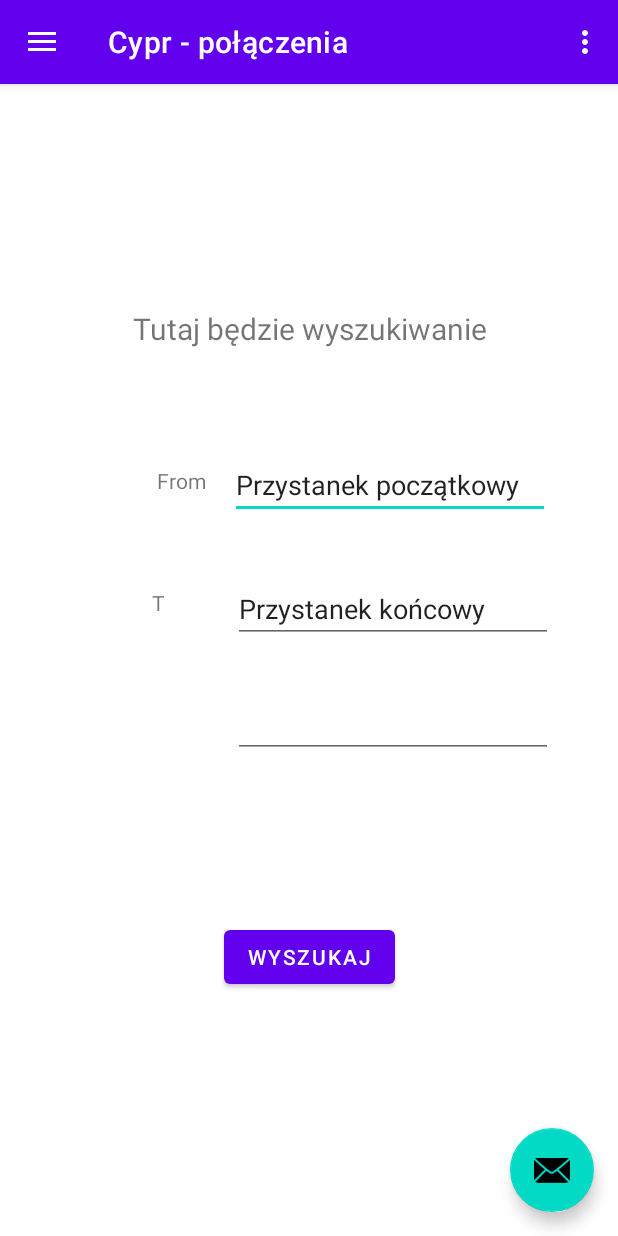
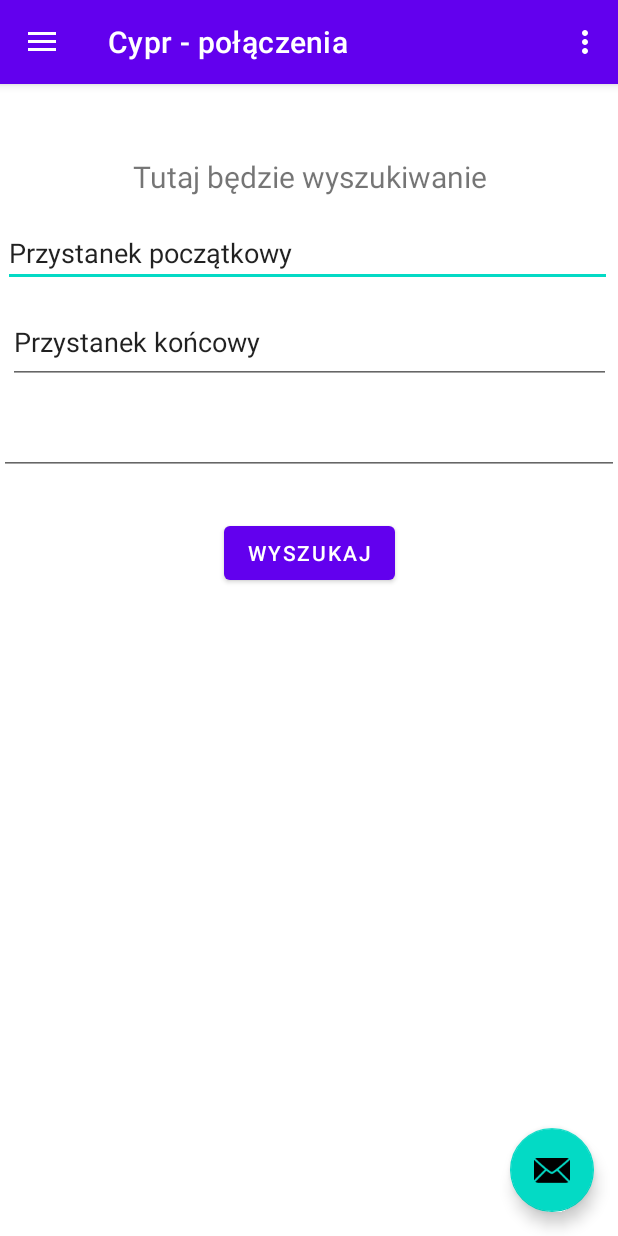
Before and after one commit to Arkadiusz-K/jakDojadeCypr, an Android app: the screen it shows after launch (MainActivity), after a tap on "WYSZUKAJ", on a phone screen of 412 x 824 dp. Run offline under Robolectric (Android 15) with nearby library versions, the phone set to English and light mode, and no system bars; our stand-ins replace Firebase (no records; nobody signed in at launch, a user with empty details on screens opened directly), navigation-ui; 1 statement that could not run was skipped.

Commit message:
3012g0525

```diff
--- a/app/src/main/java/com/example/cyprjakdojade/ui/home/HomeFragment.java
+++ b/app/src/main/java/com/example/cyprjakdojade/ui/home/HomeFragment.java
@@ -1,12 +1,9 @@
 package com.example.cyprjakdojade.ui.home;
 
 import android.os.Bundle;
-import android.text.Editable;
-import android.util.Log;
 import android.view.LayoutInflater;
 import android.view.View;
 import android.view.ViewGroup;
-import android.widget.ArrayAdapter;
 import android.widget.EditText;
 import android.widget.TextView;
 
@@ -22,13 +19,11 @@ import com.google.firebase.database.DataSnapshot;
 import com.google.firebase.database.DatabaseError;
 import com.google.firebase.database.DatabaseReference;
 import com.google.firebase.database.FirebaseDatabase;
-import com.google.firebase.database.Query;
 import com.google.firebase.database.ValueEventListener;
 
-import java.time.ZonedDateTime;
 import java.util.ArrayList;
-import java.util.Calendar;
-import java.util.Date;
+import java.util.concurrent.TimeUnit;
+
 
 public class HomeFragment extends Fragment {
 
@@ -36,8 +31,10 @@ public class HomeFragment extends Fragment {
     private HomeViewModel homeViewModel;
     EditText tv;
     EditText tv2;
-    String name;
-    ArrayList<String> timetable = new ArrayList<String>();
+    EditText time;
+    ArrayList<Integer> timetable = new ArrayList<Integer>();
+    int check = 0;
+    int godzinaInt, czasOdjazdu;
 
     public View onCreateView(@NonNull LayoutInflater inflater,
                              ViewGroup container, Bundle savedInstanceState) {
@@ -55,6 +52,7 @@ public class HomeFragment extends Fragment {
 
         tv = root.findViewById(R.id.EditTextSearch);
         tv2 = root.findViewById(R.id.EditTextSearch2);
+        time = root.findViewById(R.id.editTextTime);
         Button button = (Button)root.findViewById(R.id.buttonSearch);
         button.setOnClickListener(new View.OnClickListener(){
             @Override
@@ -62,17 +60,35 @@ public class HomeFragment extends Fragment {
                 System.out.println("----------------NAPIS NAPIS-----------------");
                 String przystanekPoczatkowy = tv.getText().toString();
                 String przystanekKoncowy = tv2.getText().toString();
+                String czas = time.getText().toString();
+                String[] podzielonyCzas = czas.split(":");
+                czas = podzielonyCzas[0]+podzielonyCzas[1];
+                try{
+                    czasOdjazdu = Integer.parseInt(czas);
+                } catch (NumberFormatException e){
+                    System.out.println("NumberFormatException"+e.getMessage());
+                }
+
+                // tutaj bedzie szukanie najblizszego polaczenia i kolejnych po nim
                 DatabaseReference ref = database.getReference(przystanekPoczatkowy).child("Dionysios Solomos Square").child(przystanekKoncowy).child("ponToPia");
                 ValueEventListener valueEventListener = new ValueEventListener() {
                     @Override
                     public void onDataChange(DataSnapshot dataSnapshot) {
                         int i=1;
+                        int godzinaInt=0;
                         for(DataSnapshot ds : dataSnapshot.getChildren()){
                             String godzOdjazdu = (String)ds.getValue();
-
-                            timetable.add(godzOdjazdu);
+                            String[] podzielonaGodzina = godzOdjazdu.split(":");
+                            String godzina = podzielonaGodzina[0]+podzielonaGodzina[1];
+                            try {
+                                godzinaInt = Integer.parseInt(godzina);
+                            } catch (NumberFormatException e){
+                                System.out.println("NumberFormatException"+e.getMessage());
+                            }
+                            timetable.add(godzinaInt);
                             i++;
                         }
+                        check=1;
                     }
                     @Override
                     public void onCancelled(@NonNull DatabaseError databaseError) {
@@ -80,12 +96,26 @@ public class HomeFragment extends Fragment {
                     }
                 };
                 ref.addListenerForSingleValueEvent(valueEventListener);
-                System.out.println("Przystanek poczatkowy: "+przystanekPoczatkowy);
-                System.out.println("Przystanek koncowy: "+przystanekKoncowy);
-                int i=1;
-                for(String s : timetable){
-                    System.out.println("nr: "+i+" ,godzina odj: "+s);
-                    i++;
+                if(check==0) System.out.println("NIE ZDAZYLO SIE DODAC");
+                else {
+                    int i = 1;
+                    if (timetable.size() == 0)
+                        System.out.println("Pusta lista????????????????????????");
+                    for (int time : timetable) {
+                        System.out.println("nr: " + i + " ,godzina odj: " + time);
+                        i++;
+                    }
+                    i=0;
+                    System.out.println("GODZINA INT: "+czasOdjazdu);
+                    timetable = HomeFunctions.najblizszaGodzina(timetable, czasOdjazdu);
+                    System.out.println("---------------------------------------------------");
+                    for (int time : timetable) {
+                        System.out.println("nr: " + i + " ,po powrocie z funkcji: " + time);
+                        i++;
+                    }
+                    System.out.println("Przystanek poczatkowy: " + przystanekPoczatkowy);
+                    System.out.println("Przystanek koncowy: " + przystanekKoncowy);
+                    System.out.println("Wpisany czas to: " + czas);
                 }
             }
         });
--- a/app/src/main/res/layout/fragment_home.xml
+++ b/app/src/main/res/layout/fragment_home.xml
@@ -6,34 +6,47 @@
     android:layout_height="match_parent"
     tools:context=".ui.home.HomeFragment">
 
+    <LinearLayout
+        android:id="@+id/linearLayout"
+        android:layout_width="402dp"
+        android:layout_height="368dp"
+        android:orientation="vertical"
+        app:layout_constraintBottom_toBottomOf="parent"
+        app:layout_constraintEnd_toEndOf="parent"
+        app:layout_constraintStart_toStartOf="parent"
+        app:layout_constraintTop_toBottomOf="@+id/EditTextSearch2" />
+
     <TextView
         android:id="@+id/text_home"
         android:layout_width="match_parent"
         android:layout_height="wrap_content"
         android:layout_marginStart="8dp"
-        android:layout_marginTop="8dp"
+        android:layout_marginTop="48dp"
         android:layout_marginEnd="8dp"
+        android:layout_marginBottom="136dp"
         android:textAlignment="center"
         android:textSize="20sp"
-        app:layout_constraintBottom_toBottomOf="parent"
+        app:layout_constraintBottom_toTopOf="@+id/editTextTime"
         app:layout_constraintEnd_toEndOf="parent"
         app:layout_constraintHorizontal_bias="0.0"
         app:layout_constraintStart_toStartOf="parent"
         app:layout_constraintTop_toTopOf="parent"
-        app:layout_constraintVertical_bias="0.193" />
+        app:layout_constraintVertical_bias="0.077" />
 
     <EditText
         android:id="@+id/EditTextSearch"
-        android:layout_width="wrap_content"
-        android:layout_height="wrap_content"
-        android:layout_marginTop="68dp"
+        android:layout_width="406dp"
+        android:layout_height="44dp"
+        android:layout_marginStart="82dp"
+        android:layout_marginTop="16dp"
+        android:layout_marginEnd="82dp"
         android:autofillHints=""
         android:ems="10"
         android:inputType="textPersonName"
         android:text="@string/name"
-        app:layout_constraintEnd_toEndOf="parent"
-        app:layout_constraintHorizontal_bias="0.772"
-        app:layout_constraintStart_toStartOf="parent"
+        app:layout_constraintEnd_toEndOf="@+id/editTextTime"
+        app:layout_constraintHorizontal_bias="0.533"
+        app:layout_constraintStart_toStartOf="@+id/text_home"
         app:layout_constraintTop_toBottomOf="@+id/text_home"
         tools:ignore="LabelFor" />
 
@@ -41,61 +54,39 @@
         android:id="@+id/buttonSearch"
         android:layout_width="wrap_content"
         android:layout_height="wrap_content"
-        android:layout_marginTop="268dp"
+        android:layout_marginTop="28dp"
         android:text="@string/button"
         app:layout_constraintEnd_toEndOf="parent"
+        app:layout_constraintStart_toStartOf="parent"
+        app:layout_constraintTop_toBottomOf="@+id/editTextTime" />
+
+    <EditText
+        android:id="@+id/EditTextSearch2"
+        android:layout_width="402dp"
+        android:layout_height="55dp"
+        android:layout_marginTop="151dp"
+        android:layout_marginBottom="157dp"
+        android:autofillHints=""
+        android:ems="10"
+        android:inputType="textPersonName"
+        android:text="@string/name2"
+        app:layout_constraintBottom_toTopOf="@+id/editTextTime"
+        app:layout_constraintEnd_toEndOf="parent"
+        app:layout_constraintHorizontal_bias="0.5"
         app:layout_constraintStart_toStartOf="parent"
         app:layout_constraintTop_toBottomOf="@+id/EditTextSearch" />
 
     <EditText
-        android:id="@+id/EditTextSearch2"
-        android:layout_width="wrap_content"
-        android:layout_height="wrap_content"
-        android:layout_marginTop="37dp"
-        android:layout_marginEnd="43dp"
+        android:id="@+id/editTextTime"
+        android:layout_width="413dp"
+        android:layout_height="0dp"
+        android:layout_marginTop="140dp"
         android:autofillHints=""
         android:ems="10"
-        android:inputType="textPersonName"
-        android:text="@string/name2"
+        android:inputType="time"
         app:layout_constraintEnd_toEndOf="parent"
-        app:layout_constraintStart_toEndOf="@+id/textView3"
-        app:layout_constraintTop_toBottomOf="@+id/EditTextSearch" />
-
-    <TextView
-        android:id="@+id/textView2"
-        android:layout_width="wrap_content"
-        android:layout_height="wrap_content"
-        android:layout_marginEnd="16dp"
-        android:layout_marginBottom="16dp"
-        android:text="@string/from"
-        app:layout_constraintBottom_toBottomOf="@+id/EditTextSearch"
-        app:layout_constraintEnd_toStartOf="@+id/EditTextSearch" />
-
-    <TextView
-        android:id="@+id/textView3"
-        android:layout_width="0dp"
-        android:layout_height="19dp"
-        android:layout_marginStart="101dp"
-        android:layout_marginTop="62dp"
-        android:layout_marginEnd="39dp"
-        android:layout_marginBottom="62dp"
-        android:text="@string/to"
-        app:layout_constraintBottom_toTopOf="@+id/buttonSearch"
-        app:layout_constraintEnd_toStartOf="@+id/EditTextSearch2"
+        app:layout_constraintHorizontal_bias="1.0"
         app:layout_constraintStart_toStartOf="parent"
-        app:layout_constraintTop_toBottomOf="@+id/textView2"
-        app:layout_constraintVertical_bias="0.0" />
-
-    <EditText
-        android:id="@+id/editTextTime"
-        android:layout_width="wrap_content"
-        android:layout_height="wrap_content"
-        android:layout_marginTop="31dp"
-        android:ems="10"
-        android:inputType="time"
-        app:layout_constraintEnd_toEndOf="@+id/EditTextSearch2"
-        app:layout_constraintStart_toStartOf="@+id/EditTextSearch2"
-        app:layout_constraintTop_toBottomOf="@+id/EditTextSearch2"
-        android:autofillHints="" />
+        app:layout_constraintTop_toBottomOf="@+id/text_home" />
 
 </androidx.constraintlayout.widget.ConstraintLayout>
```
Also changed, not shown: app/src/main/java/com/example/cyprjakdojade/ui/home/HomeFunctions.java (added, +31 -0 lines).
